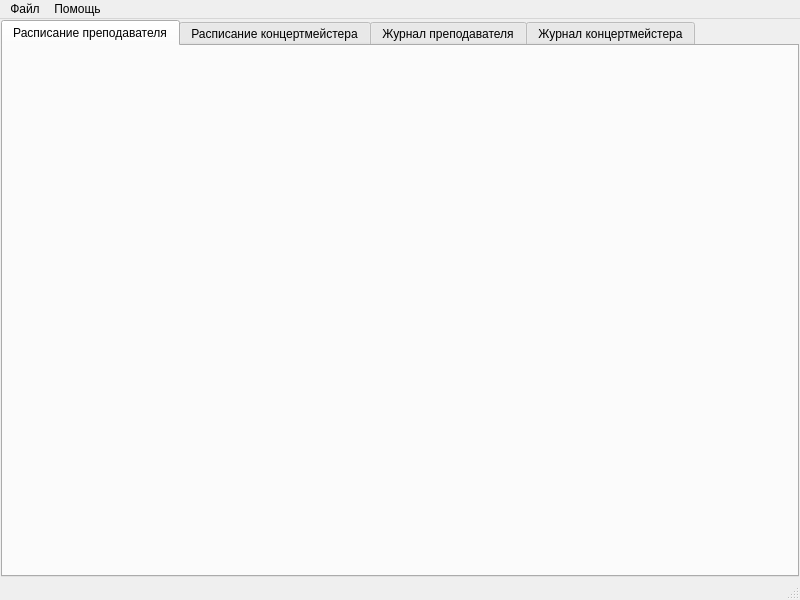
Old version of the form mainwindow.ui in the repository Intueor/PPK.
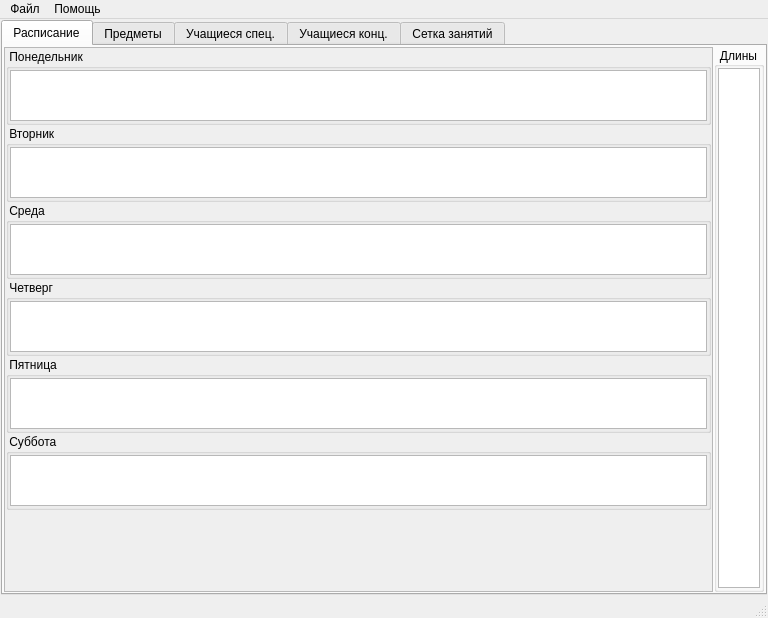
New version of the form. Icons and pictures are not drawn. Custom widgets are drawn as their Qt base class.

```diff
--- a/mainwindow.ui
+++ b/mainwindow.ui
@@ -6,8 +6,8 @@
    <rect>
     <x>0</x>
     <y>0</y>
-    <width>800</width>
-    <height>600</height>
+    <width>768</width>
+    <height>618</height>
    </rect>
   </property>
   <property name="windowTitle">
@@ -18,7 +18,7 @@
     <normaloff>:/icons/PPK.png</normaloff>:/icons/PPK.png</iconset>
   </property>
   <widget class="QWidget" name="centralwidget">
-   <layout class="QVBoxLayout" name="verticalLayout">
+   <layout class="QHBoxLayout" name="horizontalLayout">
     <property name="spacing">
      <number>1</number>
     </property>
@@ -41,23 +41,522 @@
       </property>
       <widget class="QWidget" name="tabTimetableP">
        <attribute name="title">
-        <string>Расписание преподавателя</string>
+        <string>Расписание</string>
        </attribute>
+       <layout class="QHBoxLayout" name="horizontalLayout_6">
+        <property name="spacing">
+         <number>1</number>
+        </property>
+        <property name="leftMargin">
+         <number>1</number>
+        </property>
+        <property name="topMargin">
+         <number>1</number>
+        </property>
+        <property name="rightMargin">
+         <number>1</number>
+        </property>
+        <property name="bottomMargin">
+         <number>1</number>
+        </property>
+        <item>
+         <widget class="QScrollArea" name="scrollArea">
+          <property name="widgetResizable">
+           <bool>true</bool>
+          </property>
+          <widget class="QWidget" name="scrollAreaWidgetContents">
+           <property name="geometry">
+            <rect>
+             <x>0</x>
+             <y>0</y>
+             <width>707</width>
+             <height>537</height>
+            </rect>
+           </property>
+           <layout class="QVBoxLayout" name="verticalLayout_3">
+            <property name="spacing">
+             <number>1</number>
+            </property>
+            <property name="leftMargin">
+             <number>1</number>
+            </property>
+            <property name="topMargin">
+             <number>1</number>
+            </property>
+            <property name="rightMargin">
+             <number>1</number>
+            </property>
+            <property name="bottomMargin">
+             <number>1</number>
+            </property>
+            <item>
+             <widget class="QGroupBox" name="groupBoxPon">
+              <property name="sizePolicy">
+               <sizepolicy hsizetype="Preferred" vsizetype="Maximum">
+                <horstretch>0</horstretch>
+                <verstretch>0</verstretch>
+               </sizepolicy>
+              </property>
+              <property name="title">
+               <string> Понедельник</string>
+              </property>
+              <layout class="QVBoxLayout" name="verticalLayout_4">
+               <property name="spacing">
+                <number>1</number>
+               </property>
+               <property name="leftMargin">
+                <number>1</number>
+               </property>
+               <property name="topMargin">
+                <number>1</number>
+               </property>
+               <property name="rightMargin">
+                <number>1</number>
+               </property>
+               <property name="bottomMargin">
+                <number>1</number>
+               </property>
+               <item>
+                <widget class="MTableView" name="tableViewTimetablePon">
+                 <property name="sizePolicy">
+                  <sizepolicy hsizetype="Expanding" vsizetype="Fixed">
+                   <horstretch>0</horstretch>
+                   <verstretch>0</verstretch>
+                  </sizepolicy>
+                 </property>
+                 <property name="minimumSize">
+                  <size>
+                   <width>0</width>
+                   <height>51</height>
+                  </size>
+                 </property>
+                 <property name="maximumSize">
+                  <size>
+                   <width>16777215</width>
+                   <height>51</height>
+                  </size>
+                 </property>
+                 <property name="verticalScrollBarPolicy">
+                  <enum>Qt::ScrollBarAlwaysOff</enum>
+                 </property>
+                 <property name="horizontalScrollBarPolicy">
+                  <enum>Qt::ScrollBarAlwaysOff</enum>
+                 </property>
+                </widget>
+               </item>
+              </layout>
+             </widget>
+            </item>
+            <item>
+             <widget class="QGroupBox" name="groupBoxVtor">
+              <property name="sizePolicy">
+               <sizepolicy hsizetype="Preferred" vsizetype="Maximum">
+                <horstretch>0</horstretch>
+                <verstretch>0</verstretch>
+               </sizepolicy>
+              </property>
+              <property name="title">
+               <string> Вторник</string>
+              </property>
+              <layout class="QVBoxLayout" name="verticalLayout_5">
+               <property name="spacing">
+                <number>1</number>
+               </property>
+               <property name="leftMargin">
+                <number>1</number>
+               </property>
+               <property name="topMargin">
+                <number>1</number>
+               </property>
+               <property name="rightMargin">
+                <number>1</number>
+               </property>
+               <property name="bottomMargin">
+                <number>1</number>
+               </property>
+               <item>
+                <widget class="MTableView" name="tableViewTimetableVtor">
+                 <property name="sizePolicy">
+                  <sizepolicy hsizetype="Expanding" vsizetype="Fixed">
+                   <horstretch>0</horstretch>
+                   <verstretch>0</verstretch>
+                  </sizepolicy>
+                 </property>
+                 <property name="minimumSize">
+                  <size>
+                   <width>0</width>
+                   <height>51</height>
+                  </size>
+                 </property>
+                 <property name="maximumSize">
+                  <size>
+                   <width>16777215</width>
+                   <height>51</height>
+                  </size>
+                 </property>
+                 <property name="verticalScrollBarPolicy">
+                  <enum>Qt::ScrollBarAlwaysOff</enum>
+                 </property>
+                 <property name="horizontalScrollBarPolicy">
+                  <enum>Qt::ScrollBarAlwaysOff</enum>
+                 </property>
+                </widget>
+               </item>
+              </layout>
+             </widget>
+            </item>
+            <item>
+             <widget class="QGroupBox" name="groupBoxSred">
+              <property name="sizePolicy">
+               <sizepolicy hsizetype="Preferred" vsizetype="Maximum">
+                <horstretch>0</horstretch>
+                <verstretch>0</verstretch>
+               </sizepolicy>
+              </property>
+              <property name="title">
+               <string> Среда</string>
+              </property>
+              <layout class="QVBoxLayout" name="verticalLayout_6">
+               <property name="spacing">
+                <number>1</number>
+               </property>
+               <property name="leftMargin">
+                <number>1</number>
+               </property>
+               <property name="topMargin">
+                <number>1</number>
+               </property>
+               <property name="rightMargin">
+                <number>1</number>
+               </property>
+               <property name="bottomMargin">
+                <number>1</number>
+               </property>
+               <item>
+                <widget class="MTableView" name="tableViewTimetableSred">
+                 <property name="sizePolicy">
+                  <sizepolicy hsizetype="Expanding" vsizetype="Fixed">
+                   <horstretch>0</horstretch>
+                   <verstretch>0</verstretch>
+                  </sizepolicy>
+                 </property>
+                 <property name="minimumSize">
+                  <size>
+                   <width>0</width>
+                   <height>51</height>
+                  </size>
+                 </property>
+                 <property name="maximumSize">
+                  <size>
+                   <width>16777215</width>
+                   <height>51</height>
+                  </size>
+                 </property>
+                 <property name="verticalScrollBarPolicy">
+                  <enum>Qt::ScrollBarAlwaysOff</enum>
+                 </property>
+                 <property name="horizontalScrollBarPolicy">
+                  <enum>Qt::ScrollBarAlwaysOff</enum>
+                 </property>
+                </widget>
+               </item>
+              </layout>
+             </widget>
+            </item>
+            <item>
+             <widget class="QGroupBox" name="groupBoxChetv">
+              <property name="sizePolicy">
+               <sizepolicy hsizetype="Preferred" vsizetype="Maximum">
+                <horstretch>0</horstretch>
+                <verstretch>0</verstretch>
+               </sizepolicy>
+              </property>
+              <property name="title">
+               <string> Четверг</string>
+              </property>
+              <layout class="QVBoxLayout" name="verticalLayout_7">
+               <property name="spacing">
+                <number>1</number>
+               </property>
+               <property name="leftMargin">
+                <number>1</number>
+               </property>
+               <property name="topMargin">
+                <number>1</number>
+               </property>
+               <property name="rightMargin">
+                <number>1</number>
+               </property>
+               <property name="bottomMargin">
+                <number>1</number>
+               </property>
+               <item>
+                <widget class="MTableView" name="tableViewTimetableChetv">
+                 <property name="sizePolicy">
+                  <sizepolicy hsizetype="Expanding" vsizetype="Fixed">
+                   <horstretch>0</horstretch>
+                   <verstretch>0</verstretch>
+                  </sizepolicy>
+                 </property>
+                 <property name="minimumSize">
+                  <size>
+                   <width>0</width>
+                   <height>51</height>
+                  </size>
+                 </property>
+                 <property name="maximumSize">
+                  <size>
+                   <width>16777215</width>
+                   <height>51</height>
+                  </size>
+                 </property>
+                 <property name="verticalScrollBarPolicy">
+                  <enum>Qt::ScrollBarAlwaysOff</enum>
+                 </property>
+                 <property name="horizontalScrollBarPolicy">
+                  <enum>Qt::ScrollBarAlwaysOff</enum>
+                 </property>
+                </widget>
+               </item>
+              </layout>
+             </widget>
+            </item>
+            <item>
+             <widget class="QGroupBox" name="groupBoxPyatn">
+              <property name="sizePolicy">
+               <sizepolicy hsizetype="Preferred" vsizetype="Maximum">
+                <horstretch>0</horstretch>
+                <verstretch>0</verstretch>
+               </sizepolicy>
+              </property>
+              <property name="title">
+               <string> Пятница</string>
+              </property>
+              <layout class="QVBoxLayout" name="verticalLayout_8">
+               <property name="spacing">
+                <number>1</number>
+               </property>
+               <property name="leftMargin">
+                <number>1</number>
+               </property>
+               <property name="topMargin">
+                <number>1</number>
+               </property>
+               <property name="rightMargin">
+                <number>1</number>
+               </property>
+               <property name="bottomMargin">
+                <number>1</number>
+               </property>
+               <item>
+                <widget class="MTableView" name="tableViewTimetablePyatn">
+                 <property name="sizePolicy">
+                  <sizepolicy hsizetype="Expanding" vsizetype="Fixed">
+                   <horstretch>0</horstretch>
+                   <verstretch>0</verstretch>
+                  </sizepolicy>
+                 </property>
+                 <property name="minimumSize">
+                  <size>
+                   <width>0</width>
+                   <height>51</height>
+                  </size>
+                 </property>
+                 <property name="maximumSize">
+                  <size>
+                   <width>16777215</width>
+                   <height>51</height>
+                  </size>
+                 </property>
+                 <property name="verticalScrollBarPolicy">
+                  <enum>Qt::ScrollBarAlwaysOff</enum>
+                 </property>
+                 <property name="horizontalScrollBarPolicy">
+                  <enum>Qt::ScrollBarAlwaysOff</enum>
+                 </property>
+                </widget>
+               </item>
+              </layout>
+             </widget>
+            </item>
+            <item>
+             <widget class="QGroupBox" name="groupBoxSubb">
+              <property name="sizePolicy">
+               <sizepolicy hsizetype="Preferred" vsizetype="Maximum">
+                <horstretch>0</horstretch>
+                <verstretch>0</verstretch>
+               </sizepolicy>
+              </property>
+              <property name="title">
+               <string> Суббота</string>
+              </property>
+              <layout class="QVBoxLayout" name="verticalLayout_9">
+               <property name="spacing">
+                <number>1</number>
+               </property>
+               <property name="leftMargin">
+                <number>1</number>
+               </property>
+               <property name="topMargin">
+                <number>1</number>
+               </property>
+               <property name="rightMargin">
+                <number>1</number>
+               </property>
+               <property name="bottomMargin">
+                <number>1</number>
+               </property>
+               <item>
+                <widget class="MTableView" name="tableViewTimetableSubb">
+                 <property name="sizePolicy">
+                  <sizepolicy hsizetype="Expanding" vsizetype="Fixed">
+                   <horstretch>0</horstretch>
+                   <verstretch>0</verstretch>
+                  </sizepolicy>
+                 </property>
+                 <property name="minimumSize">
+                  <size>
+                   <width>0</width>
+                   <height>51</height>
+                  </size>
+                 </property>
+                 <property name="maximumSize">
+                  <size>
+                   <width>16777215</width>
+                   <height>51</height>
+                  </size>
+                 </property>
+                 <property name="verticalScrollBarPolicy">
+                  <enum>Qt::ScrollBarAlwaysOff</enum>
+                 </property>
+                 <property name="horizontalScrollBarPolicy">
+                  <enum>Qt::ScrollBarAlwaysOff</enum>
+                 </property>
+                </widget>
+               </item>
+              </layout>
+             </widget>
+            </item>
+            <item>
+             <spacer name="verticalSpacer">
+              <property name="orientation">
+               <enum>Qt::Vertical</enum>
+              </property>
+              <property name="sizeHint" stdset="0">
+               <size>
+                <width>20</width>
+                <height>40</height>
+               </size>
+              </property>
+             </spacer>
+            </item>
+           </layout>
+          </widget>
+         </widget>
+        </item>
+        <item>
+         <widget class="QGroupBox" name="groupBoxLengths">
+          <property name="sizePolicy">
+           <sizepolicy hsizetype="Maximum" vsizetype="Preferred">
+            <horstretch>0</horstretch>
+            <verstretch>0</verstretch>
+           </sizepolicy>
+          </property>
+          <property name="maximumSize">
+           <size>
+            <width>50</width>
+            <height>16777215</height>
+           </size>
+          </property>
+          <property name="title">
+           <string>Длины</string>
+          </property>
+          <property name="alignment">
+           <set>Qt::AlignCenter</set>
+          </property>
+          <layout class="QVBoxLayout" name="verticalLayout">
+           <property name="spacing">
+            <number>1</number>
+           </property>
+           <property name="leftMargin">
+            <number>1</number>
+           </property>
+           <property name="topMargin">
+            <number>1</number>
+           </property>
+           <property name="rightMargin">
+            <number>1</number>
+           </property>
+           <property name="bottomMargin">
+            <number>1</number>
+           </property>
+           <item>
+            <widget class="MTableView" name="tableViewLengths"/>
+           </item>
+          </layout>
+         </widget>
+        </item>
+       </layout>
       </widget>
       <widget class="QWidget" name="tabTimetableK">
        <attribute name="title">
-        <string>Расписание концертмейстера</string>
+        <string>Предметы</string>
        </attribute>
       </widget>
       <widget class="QWidget" name="tabJournalP">
        <attribute name="title">
-        <string>Журнал преподавателя</string>
+        <string>Учащиеся спец.</string>
        </attribute>
       </widget>
       <widget class="QWidget" name="tabJournalK">
        <attribute name="title">
-        <string>Журнал концертмейстера</string>
+        <string>Учащиеся конц.</string>
        </attribute>
+       <layout class="QHBoxLayout" name="horizontalLayout_4">
+        <property name="spacing">
+         <number>1</number>
+        </property>
+        <property name="leftMargin">
+         <number>1</number>
+        </property>
+        <property name="topMargin">
+         <number>1</number>
+        </property>
+        <property name="rightMargin">
+         <number>1</number>
+        </property>
+        <property name="bottomMargin">
+         <number>1</number>
+        </property>
+        <item>
+         <widget class="MTableView" name="tableViewContConc"/>
+        </item>
+       </layout>
+      </widget>
+      <widget class="QWidget" name="tabSchedule">
+       <attribute name="title">
+        <string>Сетка занятий</string>
+       </attribute>
+       <layout class="QHBoxLayout" name="horizontalLayout_5">
+        <property name="spacing">
+         <number>1</number>
+        </property>
+        <property name="leftMargin">
+         <number>1</number>
+        </property>
+        <property name="topMargin">
+         <number>1</number>
+        </property>
+        <property name="rightMargin">
+         <number>1</number>
+        </property>
+        <property name="bottomMargin">
+         <number>1</number>
+        </property>
+        <item>
+         <widget class="MTableView" name="tableViewSchedule"/>
+        </item>
+       </layout>
       </widget>
      </widget>
     </item>
@@ -68,7 +567,7 @@
     <rect>
      <x>0</x>
      <y>0</y>
-     <width>800</width>
+     <width>768</width>
      <height>22</height>
     </rect>
    </property>
@@ -105,6 +604,13 @@
    </property>
   </action>
  </widget>
+ <customwidgets>
+  <customwidget>
+   <class>MTableView</class>
+   <extends>QTableView</extends>
+   <header>mtableview.h</header>
+  </customwidget>
+ </customwidgets>
  <resources>
   <include location="resources.qrc"/>
  </resources>
```
Left out of the diff: 48 changed lines with no effect on the pictures.
